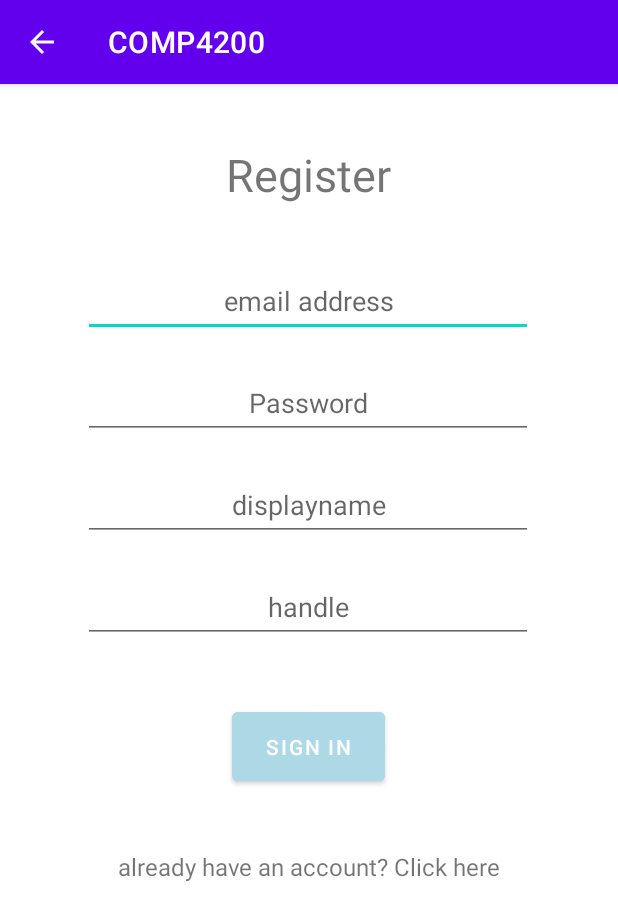
After one commit to MingHaoC/COMP4200, an Android app: the RegisterActivity screen opened directly, with no data from a screen before it, on a phone screen of 412 x 824 dp. The commit adds this screen. Shown: the top 920 px of the screen. Run offline under Robolectric (Android 15) with nearby library versions, the phone set to English and light mode, and no system bars; our stand-ins replace Firebase (no records; nobody signed in at launch, a user with empty details on screens opened directly).

Commit message:
add missing file

```diff
--- a/app/src/main/java/com/example/comp4200/ProfileActivity.java
+++ b/app/src/main/java/com/example/comp4200/ProfileActivity.java
@@ -46,7 +46,7 @@ public class ProfileActivity extends AppCompatActivity {
         name.setText(user.getDisplayName());
         description.setText(user.getDescription());
         handle.setText(user.getHandle());
-        date_created.setText(user.getCreatedDate().getMonth() + " " + user.getCreatedDate().getYear());
+        // date_created.setText(user.getCreatedDate().getMonth() + " " + user.getCreatedDate().getYear());
 //        imageView.setImageBitmap(bm); //TODO: Need to know how image is saved
         //TODO: Hide edit button on other peoples profiles
         if (this.userId == user.getId()){ //need current user
--- /dev/null
+++ b/app/src/main/java/com/example/comp4200/RegisterActivity.java
@@ -0,0 +1,68 @@
+package com.example.comp4200;
+
+import androidx.appcompat.app.AppCompatActivity;
+import androidx.core.util.PatternsCompat;
+
+import android.content.Intent;
+import android.os.Bundle;
+import android.widget.Button;
+import android.widget.EditText;
+import android.widget.TextView;
+import android.widget.Toast;
+
+import com.example.comp4200.service.AuthenticationService;
+import com.example.comp4200.service.impl.AuthenticationServiceImpl;
+
+public class RegisterActivity extends AppCompatActivity {
+    AuthenticationService authenticationService;
+
+
+    @Override
+    protected void onCreate(Bundle savedInstanceState) {
+        super.onCreate(savedInstanceState);
+        setContentView(R.layout.activity_register);
+
+        authenticationService = new AuthenticationServiceImpl();
+
+        EditText email = findViewById(R.id.register_email);
+        EditText password = findViewById(R.id.register_password);
+        EditText displayName = findViewById(R.id.register_name);
+        EditText handle = findViewById(R.id.register_handle);
+        Button submit = findViewById(R.id.register_submit);
+        TextView goToLogin = findViewById(R.id.register_gotoLogin);
+
+        submit.setOnClickListener(view -> {
+            // get input
+            String emailString = email.getText().toString();
+            String passwordString = password.getText().toString();
+            String displayNameString = displayName.getText().toString();
+            String handleString = handle.getText().toString();
+
+            // validate inputs
+            if (!PatternsCompat.EMAIL_ADDRESS.matcher(emailString).matches()) {
+                Toast.makeText(this, "Invalid email input", Toast.LENGTH_LONG).show();
+                return;
+            }
+            if (password.length() < 8) {
+                Toast.makeText(this, "Password length needs to be greater than or equal to 8", Toast.LENGTH_LONG).show();
+                return;
+            }
+
+            if (displayNameString.length() < 1) {
+                Toast.makeText(this, "Display name cannot be empty", Toast.LENGTH_LONG).show();
+                return;
+            }
+
+            // Todo: Check if handle already exists
+            if (handleString.length() < 1) {
+                Toast.makeText(this, "Handle cannot be empty", Toast.LENGTH_LONG).show();
+                return;
+            }
+
+            authenticationService.register(this, emailString, passwordString, displayNameString, handleString);
+        });
+
+        goToLogin.setOnClickListener(view -> startActivity(new Intent(this, LoginActivity.class)));
+
+    }
+}
--- a/app/src/main/java/com/example/comp4200/service/AuthenticationService.java
+++ b/app/src/main/java/com/example/comp4200/service/AuthenticationService.java
@@ -4,7 +4,8 @@ import android.content.Context;
 
 public interface AuthenticationService {
 
-    void register(Context context, String displayName, String handle, String email, String password, String description);
+
+    void register(Context context, String email, String password, String displayName, String handle);
 
     void login(Context context, String email, String password);
 
--- /dev/null
+++ b/app/src/main/res/layout/activity_register.xml
@@ -0,0 +1,113 @@
+<?xml version="1.0" encoding="utf-8"?>
+<androidx.constraintlayout.widget.ConstraintLayout xmlns:android="http://schemas.android.com/apk/res/android"
+    xmlns:app="http://schemas.android.com/apk/res-auto"
+    xmlns:tools="http://schemas.android.com/tools"
+    android:layout_width="match_parent"
+    android:layout_height="match_parent"
+    tools:context=".RegisterActivity">
+
+    <TextView
+        android:id="@+id/textView"
+        android:layout_width="wrap_content"
+        android:layout_height="wrap_content"
+        android:layout_marginTop="40dp"
+        android:text="@string/register"
+        android:textSize="30sp"
+        app:layout_constraintEnd_toEndOf="parent"
+        app:layout_constraintHorizontal_bias="0.498"
+        app:layout_constraintStart_toStartOf="parent"
+        app:layout_constraintTop_toTopOf="parent" />
+
+    <EditText
+        android:id="@+id/register_email"
+        android:layout_width="300dp"
+        android:layout_height="48dp"
+        android:layout_marginStart="20dp"
+        android:layout_marginTop="40dp"
+        android:layout_marginEnd="20dp"
+        android:ems="10"
+        android:hint="email address"
+        android:importantForAutofill="no"
+        android:inputType="textEmailAddress"
+        android:textAlignment="center"
+        app:layout_constraintEnd_toEndOf="parent"
+        app:layout_constraintHorizontal_bias="0.492"
+        app:layout_constraintStart_toStartOf="parent"
+        app:layout_constraintTop_toBottomOf="@+id/textView" />
+
+
+    <EditText
+        android:id="@+id/register_password"
+        android:layout_width="300dp"
+        android:layout_height="48dp"
+        android:layout_marginStart="20dp"
+        android:layout_marginTop="20dp"
+        android:layout_marginEnd="20dp"
+        android:ems="10"
+        android:hint="@string/password"
+        android:importantForAutofill="no"
+        android:inputType="textVisiblePassword"
+        android:textAlignment="center"
+        app:layout_constraintEnd_toEndOf="parent"
+        app:layout_constraintHorizontal_bias="0.492"
+        app:layout_constraintStart_toStartOf="parent"
+        app:layout_constraintTop_toBottomOf="@+id/register_email" />
+
+    <EditText
+        android:id="@+id/register_name"
+        android:layout_width="300dp"
+        android:layout_height="48dp"
+        android:layout_marginStart="20dp"
+        android:layout_marginTop="20dp"
+        android:layout_marginEnd="20dp"
+        android:ems="10"
+        android:hint="displayname"
+        android:importantForAutofill="no"
+        android:inputType="textVisiblePassword"
+        android:textAlignment="center"
+        app:layout_constraintEnd_toEndOf="parent"
+        app:layout_constraintHorizontal_bias="0.492"
+        app:layout_constraintStart_toStartOf="parent"
+        app:layout_constraintTop_toBottomOf="@+id/register_password" />
+
+    <EditText
+        android:id="@+id/register_handle"
+        android:layout_width="300dp"
+        android:layout_height="48dp"
+        android:layout_marginStart="20dp"
+        android:layout_marginTop="20dp"
+        android:layout_marginEnd="20dp"
+        android:ems="10"
+        android:hint="handle"
+        android:importantForAutofill="no"
+        android:inputType="textVisiblePassword"
+        android:textAlignment="center"
+        app:layout_constraintEnd_toEndOf="parent"
+        app:layout_constraintHorizontal_bias="0.492"
+        app:layout_constraintStart_toStartOf="parent"
+        app:layout_constraintTop_toBottomOf="@+id/register_name" />
+
+    <Button
+        android:id="@+id/register_submit"
+        android:layout_width="102dp"
+        android:layout_height="58dp"
+        android:layout_marginTop="40dp"
+        android:backgroundTint="#ADD8E6"
+        android:text="@string/sign_in"
+        app:layout_constraintEnd_toEndOf="parent"
+        app:layout_constraintHorizontal_bias="0.498"
+        app:layout_constraintStart_toStartOf="parent"
+        app:layout_constraintTop_toBottomOf="@+id/register_handle" />
+
+    <TextView
+        android:id="@+id/register_gotoLogin"
+        android:layout_width="wrap_content"
+        android:layout_height="wrap_content"
+        android:layout_marginTop="40dp"
+        android:text="already have an account? Click here"
+        android:textSize="16sp"
+        app:layout_constraintEnd_toEndOf="parent"
+        app:layout_constraintStart_toStartOf="parent"
+        app:layout_constraintTop_toBottomOf="@+id/register_submit" />
+
+</androidx.constraintlayout.widget.ConstraintLayout>
```
Also changed, not shown: app/src/main/AndroidManifest.xml (+11 -1 lines), app/src/main/java/com/example/comp4200/LoginActivity.java (+19 -32 lines), app/src/main/java/com/example/comp4200/MainActivity.java (+3 -14 lines), app/src/main/java/com/example/comp4200/service/impl/AuthenticationServiceImpl.java (+9 -7 lines).
